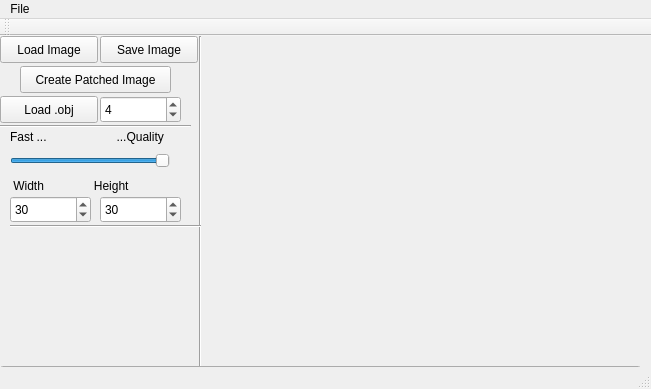
Merrik44/Yggdrasil, file Source/TextureSynthesis/mainwindow.ui: the form before one commit.
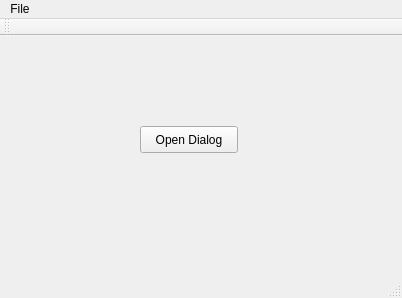
The form after the commit.

Diff of the .ui file:
```diff
--- a/Source/TextureSynthesis/mainwindow.ui
+++ b/Source/TextureSynthesis/mainwindow.ui
@@ -6,8 +6,8 @@
    <rect>
     <x>0</x>
     <y>0</y>
-    <width>651</width>
-    <height>389</height>
+    <width>402</width>
+    <height>298</height>
    </rect>
   </property>
   <property name="sizePolicy">
@@ -42,149 +42,14 @@
    <widget class="QPushButton" name="pushButton">
     <property name="geometry">
      <rect>
-      <x>0</x>
-      <y>0</y>
-      <width>98</width>
-      <height>27</height>
-     </rect>
-    </property>
-    <property name="text">
-     <string>Load Image</string>
-    </property>
-   </widget>
-   <widget class="Line" name="line">
-    <property name="geometry">
-     <rect>
-      <x>190</x>
-      <y>0</y>
-      <width>20</width>
-      <height>331</height>
-     </rect>
-    </property>
-    <property name="orientation">
-     <enum>Qt::Vertical</enum>
-    </property>
-   </widget>
-   <widget class="Line" name="line_2">
-    <property name="geometry">
-     <rect>
-      <x>0</x>
-      <y>80</y>
-      <width>191</width>
-      <height>20</height>
-     </rect>
-    </property>
-    <property name="orientation">
-     <enum>Qt::Horizontal</enum>
-    </property>
-   </widget>
-   <widget class="QPushButton" name="pushButton_2">
-    <property name="geometry">
-     <rect>
-      <x>20</x>
-      <y>30</y>
-      <width>151</width>
-      <height>27</height>
-     </rect>
-    </property>
-    <property name="text">
-     <string>Create Patched Image</string>
-    </property>
-   </widget>
-   <widget class="QWidget" name="verticalLayoutWidget">
-    <property name="geometry">
-     <rect>
-      <x>200</x>
-      <y>0</y>
-      <width>151</width>
-      <height>141</height>
-     </rect>
-    </property>
-    <layout class="QVBoxLayout" name="glLayout">
-     <item>
-      <widget class="QLabel" name="label_2">
-       <property name="text">
-        <string/>
-       </property>
-      </widget>
-     </item>
-    </layout>
-   </widget>
-   <widget class="QPushButton" name="pushButton_3">
-    <property name="geometry">
-     <rect>
-      <x>0</x>
-      <y>60</y>
-      <width>98</width>
-      <height>27</height>
-     </rect>
-    </property>
-    <property name="text">
-     <string>Load .obj</string>
-    </property>
-   </widget>
-   <widget class="Line" name="line_3">
-    <property name="geometry">
-     <rect>
-      <x>10</x>
-      <y>180</y>
-      <width>191</width>
-      <height>20</height>
-     </rect>
-    </property>
-    <property name="orientation">
-     <enum>Qt::Horizontal</enum>
-    </property>
-   </widget>
-   <widget class="QSlider" name="horizontalSlider">
-    <property name="geometry">
-     <rect>
-      <x>10</x>
-      <y>110</y>
-      <width>160</width>
-      <height>29</height>
-     </rect>
-    </property>
-    <property name="minimum">
-     <number>2</number>
-    </property>
-    <property name="maximum">
-     <number>11</number>
-    </property>
-    <property name="pageStep">
-     <number>2</number>
-    </property>
-    <property name="value">
-     <number>11</number>
-    </property>
-    <property name="orientation">
-     <enum>Qt::Horizontal</enum>
-    </property>
-   </widget>
-   <widget class="QLabel" name="label_3">
-    <property name="geometry">
-     <rect>
-      <x>10</x>
+      <x>140</x>
       <y>90</y>
-      <width>171</width>
-      <height>21</height>
-     </rect>
-    </property>
-    <property name="text">
-     <string>Fast ...                     ...Quality</string>
-    </property>
-   </widget>
-   <widget class="QPushButton" name="pushButton_4">
-    <property name="geometry">
-     <rect>
-      <x>100</x>
-      <y>0</y>
       <width>98</width>
       <height>27</height>
      </rect>
     </property>
     <property name="text">
-     <string>Save Image</string>
+     <string>Open Dialog</string>
     </property>
    </widget>
    <widget class="QProgressBar" name="progressBar">
@@ -203,169 +68,13 @@
      <bool>false</bool>
     </property>
    </widget>
-   <widget class="QWidget" name="verticalLayoutWidget_2">
-    <property name="geometry">
-     <rect>
-      <x>350</x>
-      <y>0</y>
-      <width>151</width>
-      <height>141</height>
-     </rect>
-    </property>
-    <layout class="QVBoxLayout" name="glLayout_2">
-     <item>
-      <widget class="QLabel" name="label_4">
-       <property name="text">
-        <string/>
-       </property>
-      </widget>
-     </item>
-    </layout>
-   </widget>
-   <widget class="QWidget" name="verticalLayoutWidget_3">
-    <property name="geometry">
-     <rect>
-      <x>500</x>
-      <y>0</y>
-      <width>151</width>
-      <height>141</height>
-     </rect>
-    </property>
-    <layout class="QVBoxLayout" name="glLayout_3">
-     <item>
-      <widget class="QLabel" name="label_5">
-       <property name="text">
-        <string/>
-       </property>
-      </widget>
-     </item>
-    </layout>
-   </widget>
-   <widget class="QWidget" name="verticalLayoutWidget_4">
-    <property name="geometry">
-     <rect>
-      <x>200</x>
-      <y>140</y>
-      <width>151</width>
-      <height>141</height>
-     </rect>
-    </property>
-    <layout class="QVBoxLayout" name="glLayout_4">
-     <item>
-      <widget class="QLabel" name="label_6">
-       <property name="text">
-        <string/>
-       </property>
-      </widget>
-     </item>
-    </layout>
-   </widget>
-   <widget class="QWidget" name="verticalLayoutWidget_5">
-    <property name="geometry">
-     <rect>
-      <x>350</x>
-      <y>140</y>
-      <width>151</width>
-      <height>141</height>
-     </rect>
-    </property>
-    <layout class="QVBoxLayout" name="glLayout_5">
-     <item>
-      <widget class="QLabel" name="label_7">
-       <property name="text">
-        <string/>
-       </property>
-      </widget>
-     </item>
-    </layout>
-   </widget>
-   <widget class="QWidget" name="verticalLayoutWidget_6">
-    <property name="geometry">
-     <rect>
-      <x>500</x>
-      <y>140</y>
-      <width>151</width>
-      <height>141</height>
-     </rect>
-    </property>
-    <layout class="QVBoxLayout" name="glLayout_6">
-     <item>
-      <widget class="QLabel" name="label_8">
-       <property name="text">
-        <string/>
-       </property>
-      </widget>
-     </item>
-    </layout>
-   </widget>
-   <widget class="QSpinBox" name="spinBox">
-    <property name="geometry">
-     <rect>
-      <x>10</x>
-      <y>160</y>
-      <width>81</width>
-      <height>27</height>
-     </rect>
-    </property>
-    <property name="maximum">
-     <number>10000</number>
-    </property>
-    <property name="value">
-     <number>30</number>
-    </property>
-   </widget>
-   <widget class="QLabel" name="label_9">
-    <property name="geometry">
-     <rect>
-      <x>10</x>
-      <y>140</y>
-      <width>181</width>
-      <height>20</height>
-     </rect>
-    </property>
-    <property name="text">
-     <string> Width               Height</string>
-    </property>
-   </widget>
-   <widget class="QSpinBox" name="spinBox_2">
-    <property name="geometry">
-     <rect>
-      <x>100</x>
-      <y>160</y>
-      <width>81</width>
-      <height>27</height>
-     </rect>
-    </property>
-    <property name="maximum">
-     <number>10000</number>
-    </property>
-    <property name="value">
-     <number>30</number>
-    </property>
-   </widget>
-   <widget class="QSpinBox" name="spinBox_3">
-    <property name="geometry">
-     <rect>
-      <x>100</x>
-      <y>60</y>
-      <width>81</width>
-      <height>27</height>
-     </rect>
-    </property>
-    <property name="maximum">
-     <number>10000</number>
-    </property>
-    <property name="value">
-     <number>4</number>
-    </property>
-   </widget>
   </widget>
   <widget class="QMenuBar" name="menuBar">
    <property name="geometry">
     <rect>
      <x>0</x>
      <y>0</y>
-     <width>651</width>
+     <width>402</width>
      <height>25</height>
     </rect>
    </property>
```
